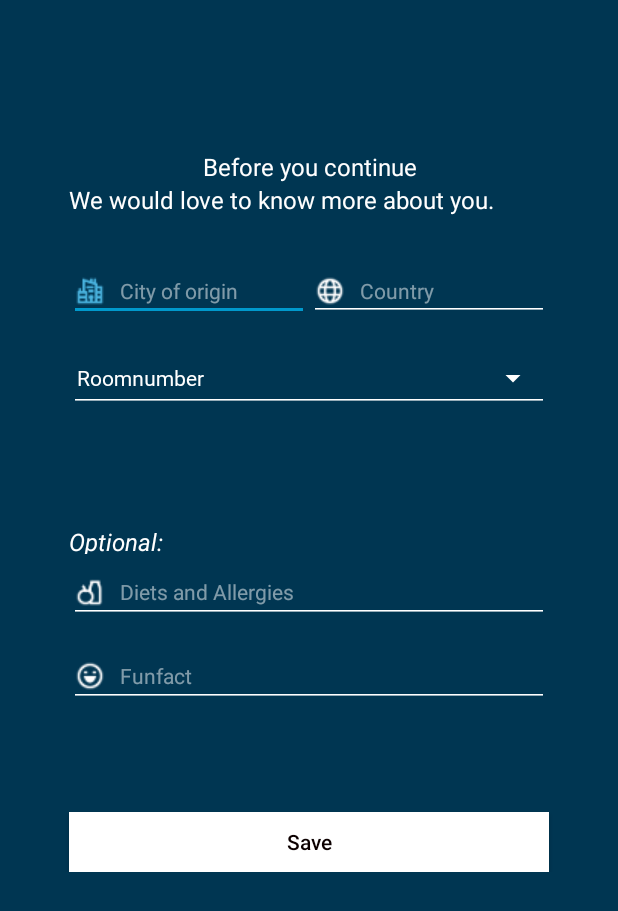
After one commit to Joesofine/Dormcuments, an Android app: the SignUpWithFacebookFragment screen opened directly, with no data from a screen before it, on a phone screen of 412 x 824 dp. The commit adds this screen. Shown: the top 911 px of the screen. Run offline under Robolectric (Android 15) with nearby library versions, the phone set to English and light mode, and no system bars; our stand-ins replace Firebase (no records; nobody signed in at launch, a user with empty details on screens opened directly).

Commit message:
create user obj with fb sign in

```diff
--- a/app/src/main/AndroidManifest.xml
+++ b/app/src/main/AndroidManifest.xml
@@ -9,6 +9,7 @@
         android:roundIcon="@mipmap/ic_launcher_round"
         android:supportsRtl="true"
         android:theme="@style/AppTheme">
+        <activity android:name=".ui.signIn.SignUpWithFacebookFragment"></activity>
         <activity android:name=".ui.signIn.AuthenticatedActivity"></activity>
         <activity android:name=".ui.signIn.SignUp_Image"></activity>
         <activity android:name=".ui.signIn.SignUp" />
--- /dev/null
+++ b/app/src/main/java/com/example/dormcuments/ui/signIn/SignUpWithFacebookFragment.kt
@@ -0,0 +1,104 @@
+package com.example.dormcuments.ui.signIn
+
+import android.content.Intent
+import android.graphics.PorterDuff
+import android.os.Bundle
+import android.text.TextUtils
+import android.util.Log
+import android.view.View
+import android.widget.ArrayAdapter
+import android.widget.EditText
+import android.widget.Toast
+import androidx.appcompat.app.AppCompatActivity
+import com.example.dormcuments.MainActivity
+import com.example.dormcuments.R
+import com.google.firebase.auth.FirebaseAuth
+import com.google.firebase.auth.ktx.auth
+import com.google.firebase.database.FirebaseDatabase
+import com.google.firebase.ktx.Firebase
+import kotlinx.android.synthetic.main.activity_sign_up.*
+
+class SignUpWithFacebookFragment: AppCompatActivity() {
+    var database = FirebaseDatabase.getInstance().getReference("Users")
+    private lateinit var auth: FirebaseAuth
+
+
+    override fun onCreate(savedInstanceState: Bundle?) {
+        super.onCreate(savedInstanceState)
+        setContentView(R.layout.activity_sign_up_with_facebook)
+        auth = Firebase.auth
+
+        setIconsTint(city_signup, R.drawable.city_icon_white, R.drawable.city_icon_tint)
+        setIconsTint(country_signup, R.drawable.county_icon_white, R.drawable.county_icon_tint)
+        setIconsTint(diet, R.drawable.diet_icon_white, R.drawable.diet_icon_tint)
+        setIconsTint(funfact, R.drawable.fun_icon_white, R.drawable.fun_icon_tint)
+
+        val myAdapter = ArrayAdapter(applicationContext, R.layout.spinner_layout, resources.getStringArray(R.array.spinner))
+        myAdapter.setDropDownViewResource(R.layout.spinner_layout_dropdown)
+        room_spinner.adapter = myAdapter
+
+        save.setOnClickListener(View.OnClickListener {
+            val number = room_spinner.selectedItem.toString()
+            val city = city_signup.text.toString()
+            val country = country_signup.text.toString()
+            val from = "$city, $country"
+            val diet = diet.text.toString()
+            val fact = funfact.text.toString()
+
+
+            if (number == "Roomnumber") {
+                Toast.makeText(applicationContext, "Please choose roomnumber", Toast.LENGTH_SHORT)
+                    .show()
+            } else if (city.isEmpty()) {
+                city_signup.error = "Please let us know where you are from"
+            } else if (country.isEmpty()) {
+                country_signup.error = "Please let us know where you are from"
+            } else {
+                createFbAccount(number, from, diet, fact)
+            }
+        })
+    }
+
+
+    private fun setIconsTint(edit: EditText, noTint: Int, tint: Int) {
+        edit.setOnFocusChangeListener { view, hasFocus ->
+            if (hasFocus) {
+                edit.setCompoundDrawablesWithIntrinsicBounds(tint, 0, 0, 0)
+                edit.getBackground().mutate().setColorFilter(
+                    getResources().getColor(android.R.color.holo_blue_dark),
+                    PorterDuff.Mode.SRC_ATOP
+                )
+            } else {
+                edit.setCompoundDrawablesWithIntrinsicBounds(noTint, 0, 0, 0)
+                edit.getBackground().mutate().setColorFilter(
+                    getResources().getColor(android.R.color.white),
+                    PorterDuff.Mode.SRC_ATOP
+                )
+            }
+        }
+    }
+
+    private fun createFbAccount(number: String, from: String, diet: String, fact: String) {
+
+        val userId = auth.currentUser?.uid
+        if (userId != null) {
+            database.child(userId).child("number").setValue(number)
+            database.child(userId).child("from").setValue(from)
+            database.child(userId).child("diet").setValue(diet)
+            database.child(userId).child("funfact").setValue(fact)
+
+            val intent = Intent(applicationContext, MainActivity::class.java)
+            startActivity(intent)
+
+            Toast.makeText(applicationContext, "Succes", Toast.LENGTH_SHORT).show()
+        }
+    }
+
+    companion object {
+        private const val TAG = "EmailPassword"
+        private const val RC_MULTI_FACTOR = 9005
+    }
+
+
+
+}
--- /dev/null
+++ b/app/src/main/res/layout/activity_sign_up_with_facebook.xml
@@ -0,0 +1,162 @@
+<?xml version="1.0" encoding="utf-8"?>
+<LinearLayout xmlns:android="http://schemas.android.com/apk/res/android"
+    xmlns:app="http://schemas.android.com/apk/res-auto"
+    xmlns:tools="http://schemas.android.com/tools"
+    android:layout_width="match_parent"
+    android:layout_height="match_parent"
+    android:background="@drawable/background_gradient"
+    android:orientation="vertical">
+
+    <ScrollView
+        android:layout_width="match_parent"
+        android:layout_height="match_parent">
+
+        <androidx.constraintlayout.widget.ConstraintLayout
+            android:layout_width="match_parent"
+            android:layout_height="match_parent"
+            android:paddingBottom="30dp">
+
+
+            <TextView
+                android:id="@+id/textView16"
+                android:layout_width="wrap_content"
+                android:layout_height="19dp"
+                android:layout_marginBottom="5dp"
+                android:text="Optional:"
+                android:textColor="#FFFFFF"
+                android:textSize="16sp"
+                android:textStyle="italic"
+                app:layout_constraintBottom_toTopOf="@+id/diet"
+                app:layout_constraintStart_toStartOf="@+id/diet" />
+
+            <EditText
+                android:id="@+id/city_signup"
+                android:layout_width="160dp"
+                android:layout_height="40dp"
+                android:layout_marginTop="30dp"
+                android:drawableLeft="@drawable/city_icon_white"
+                android:drawablePadding="10dp"
+                android:hint="City of origin"
+                android:inputType="textCapSentences"
+                android:textColor="@color/White"
+                android:textColorHint="@color/lightHint"
+                android:textSize="14sp"
+                app:backgroundTint="@color/White"
+                app:layout_constraintStart_toStartOf="@+id/room_spinner"
+                app:layout_constraintTop_toBottomOf="@+id/textView20" />
+
+            <EditText
+                android:id="@+id/country_signup"
+                android:layout_width="160dp"
+                android:layout_height="40dp"
+                android:drawableLeft="@drawable/county_icon_white"
+                android:drawablePadding="10dp"
+                android:hint="Country"
+                android:inputType="textCapSentences"
+                android:selectAllOnFocus="true"
+                android:textColor="@color/White"
+                android:textColorHint="@color/lightHint"
+                android:textSize="14sp"
+                app:backgroundTint="@color/White"
+                app:layout_constraintEnd_toEndOf="@+id/room_spinner"
+                app:layout_constraintTop_toTopOf="@+id/city_signup" />
+
+            <Spinner
+                android:id="@+id/room_spinner"
+                style="@style/Widget.AppCompat.Spinner.Underlined"
+                android:layout_width="320dp"
+                android:layout_height="45dp"
+                android:layout_centerHorizontal="false"
+                android:layout_centerVertical="true"
+                android:layout_marginTop="15dp"
+                android:gravity="left"
+                android:padding="0dp"
+                app:backgroundTint="@color/White"
+                app:layout_constraintEnd_toEndOf="parent"
+                app:layout_constraintStart_toStartOf="parent"
+                app:layout_constraintTop_toBottomOf="@+id/city_signup" />
+
+            <EditText
+                android:id="@+id/funfact"
+                android:layout_width="320dp"
+                android:layout_height="wrap_content"
+                android:layout_marginTop="15dp"
+                android:drawableLeft="@drawable/fun_icon_white"
+                android:drawablePadding="10dp"
+                android:hint="Funfact"
+                android:imeOptions="actionNext"
+                android:inputType="textLongMessage|textMultiLine|textCapSentences"
+                android:selectAllOnFocus="true"
+                android:textColor="@color/White"
+                android:textColorHint="@color/lightHint"
+                android:textSize="14sp"
+                app:backgroundTint="@color/White"
+                app:layout_constraintEnd_toEndOf="parent"
+                app:layout_constraintHorizontal_bias="0.5"
+                app:layout_constraintStart_toStartOf="parent"
+                app:layout_constraintTop_toBottomOf="@+id/diet" />
+
+            <EditText
+                android:id="@+id/diet"
+                android:layout_width="320dp"
+                android:layout_height="wrap_content"
+                android:layout_marginTop="100dp"
+                android:drawableLeft="@drawable/diet_icon_white"
+                android:drawablePadding="10dp"
+                android:hint="Diets and Allergies"
+                android:imeOptions="actionNext"
+                android:inputType="textLongMessage|textMultiLine|textCapSentences"
+                android:selectAllOnFocus="true"
+                android:textColor="@color/White"
+                android:textColorHint="@color/lightHint"
+                android:textSize="14sp"
+                app:backgroundTint="@color/White"
+                app:layout_constraintEnd_toEndOf="parent"
+                app:layout_constraintHorizontal_bias="0.5"
+                app:layout_constraintStart_toStartOf="parent"
+                app:layout_constraintTop_toBottomOf="@+id/room_spinner" />
+
+            <Button
+                android:id="@+id/save"
+                android:layout_width="0dp"
+                android:layout_height="40dp"
+                android:layout_marginTop="70dp"
+                android:background="@drawable/sign_in_button"
+                android:text="Save"
+                android:textAllCaps="false"
+                android:textColor="#0C0000"
+                app:layout_constraintEnd_toEndOf="@+id/funfact"
+                app:layout_constraintStart_toStartOf="@+id/funfact"
+                app:layout_constraintTop_toBottomOf="@+id/funfact" />
+
+            <TextView
+                android:id="@+id/textView"
+                android:layout_width="0dp"
+                android:layout_height="wrap_content"
+                android:layout_marginTop="100dp"
+                android:gravity="center"
+                android:text="Before you continue"
+                android:textColor="#FFFFFF"
+                android:textSize="16sp"
+                app:layout_constraintEnd_toEndOf="@+id/country_signup"
+                app:layout_constraintHorizontal_bias="0.0"
+                app:layout_constraintStart_toStartOf="@+id/city_signup"
+                app:layout_constraintTop_toTopOf="parent" />
+
+            <TextView
+                android:id="@+id/textView20"
+                android:layout_width="0dp"
+                android:layout_height="wrap_content"
+                android:text="We would love to know more about you."
+                android:textColor="@color/White"
+                android:textSize="16sp"
+                app:layout_constraintEnd_toEndOf="@+id/textView"
+                app:layout_constraintStart_toStartOf="@+id/textView"
+                app:layout_constraintTop_toBottomOf="@+id/textView" />
+
+
+        </androidx.constraintlayout.widget.ConstraintLayout>
+
+    </ScrollView>
+
+</LinearLayout>
```
Also changed, not shown: app/src/main/java/com/example/dormcuments/ui/signIn/SignIn.kt (+115 -25 lines).
